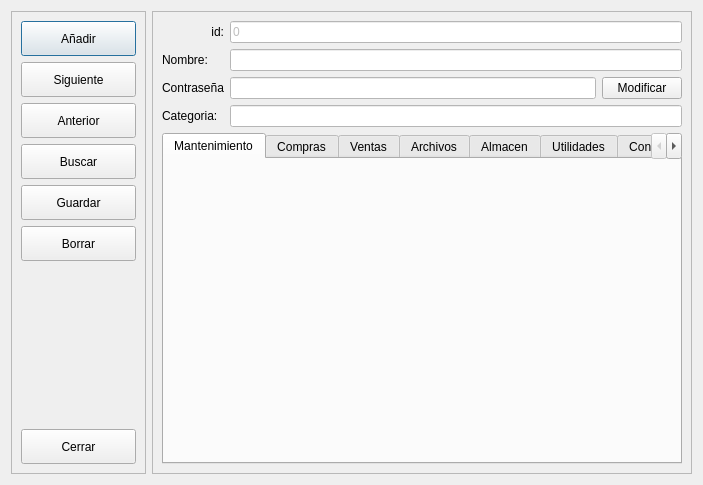
Before: the Qt Designer form Zona_Administrador/frmusuarios.ui in arcnexus/RedFoX, drawn with Qt 5.
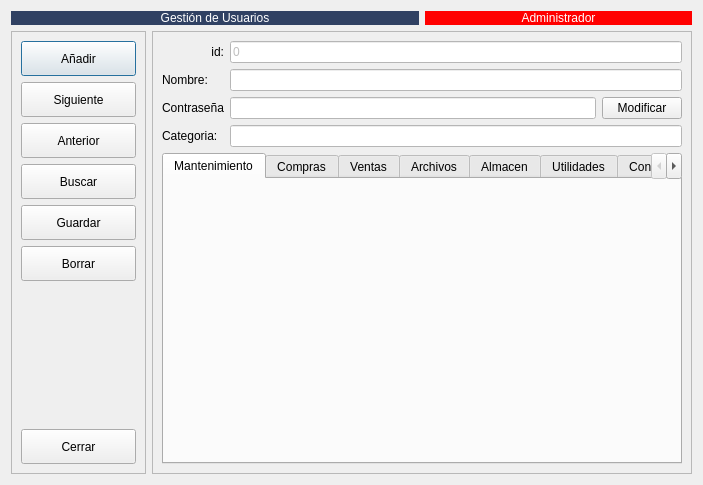
After: the same form once the commit is applied. Icons and pictures are not drawn.

```diff
--- a/Zona_Administrador/frmusuarios.ui
+++ b/Zona_Administrador/frmusuarios.ui
@@ -13,8 +13,37 @@
   <property name="windowTitle">
    <string>Dialog</string>
   </property>
-  <layout class="QHBoxLayout" name="horizontalLayout">
-   <item>
+  <layout class="QGridLayout" name="gridLayout">
+   <item row="0" column="0" colspan="2">
+    <widget class="QLabel" name="label">
+     <property name="styleSheet">
+      <string notr="true">background-color: #304163;
+color: rgb(255, 255, 255);
+font: 12pt &quot;Sans Serif&quot;;</string>
+     </property>
+     <property name="text">
+      <string>Gestión de Usuarios</string>
+     </property>
+     <property name="alignment">
+      <set>Qt::AlignCenter</set>
+     </property>
+    </widget>
+   </item>
+   <item row="0" column="2">
+    <widget class="QLabel" name="label_2">
+     <property name="styleSheet">
+      <string notr="true">background-color: rgb(255, 0, 0);
+color: rgb(255, 255, 255);</string>
+     </property>
+     <property name="text">
+      <string>Administrador</string>
+     </property>
+     <property name="alignment">
+      <set>Qt::AlignCenter</set>
+     </property>
+    </widget>
+   </item>
+   <item row="1" column="0">
     <widget class="QFrame" name="frame_2">
      <property name="sizePolicy">
       <sizepolicy hsizetype="Maximum" vsizetype="Preferred">
@@ -288,7 +317,7 @@
      </layout>
     </widget>
    </item>
-   <item>
+   <item row="1" column="1" colspan="2">
     <widget class="QFrame" name="frame">
      <property name="sizePolicy">
       <sizepolicy hsizetype="MinimumExpanding" vsizetype="Preferred">
```
